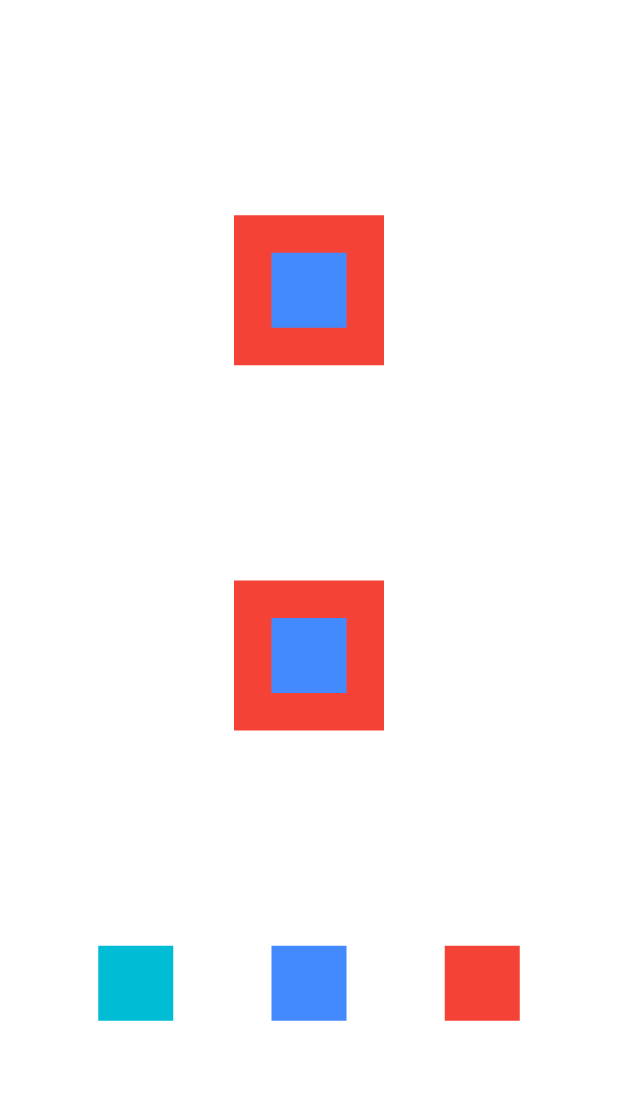
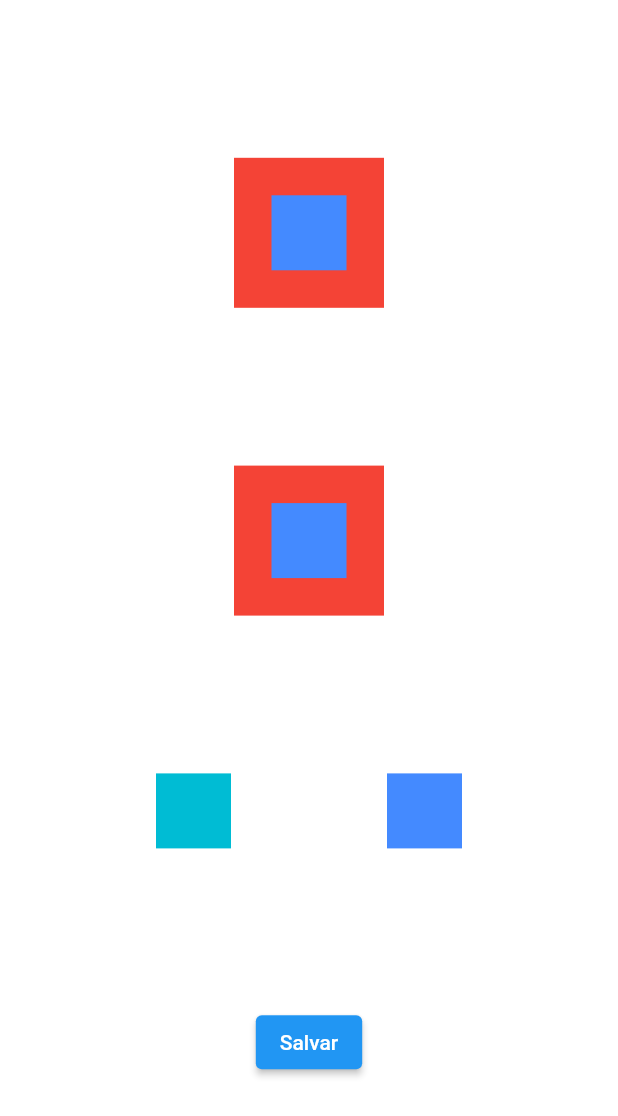
Before and after one commit to panjosbr/formation-flutter, a Flutter app: the screen it shows after launch, on a phone screen of 412 x 824 dp. Shown: the top 1116 px of the screen. Run offline on Flutter 3.47's test engine with Material 2 defaults, Android fonts, the phone set to English and light mode, and no system bars.

Commit message:
ElevatedButton

```diff
--- a/flutter_widgets_states/lib/main.dart
+++ b/flutter_widgets_states/lib/main.dart
@@ -16,6 +16,22 @@ class MyApp extends StatelessWidget {
         primarySwatch: Colors.blue,
       ),
       home: _screen(),
+    );
+  }
+
+  Widget _elevatedButton() {
+    return ElevatedButton(onPressed: (){}, child: Text('Salvar'));
+  }
+
+  Widget _text(String text, Color color) {
+    return Text(
+      text,
+      style: TextStyle(
+        fontSize: 20,
+        color: color,
+        decoration: TextDecoration.none,
+      ),
+      textAlign: TextAlign.center,
     );
   }
 
@@ -39,13 +55,9 @@ class MyApp extends StatelessWidget {
               width: 50,
               height: 50,
             ),
-            Container(
-              color: Colors.red,
-              width: 50,
-              height: 50,
-            ),
           ],
         ),
+        _elevatedButton(),
       ],
     );
   }
```
